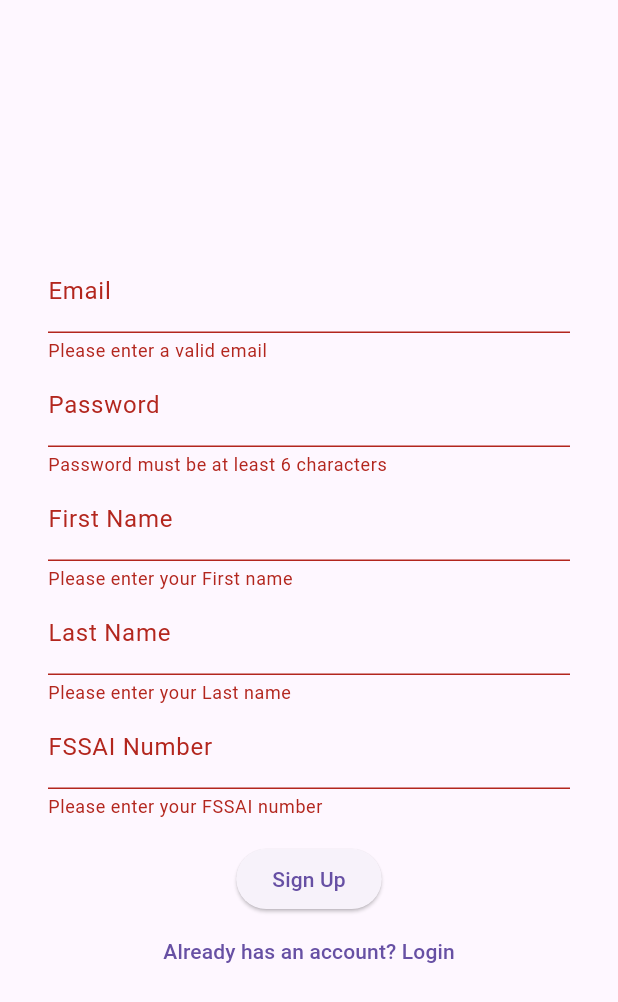
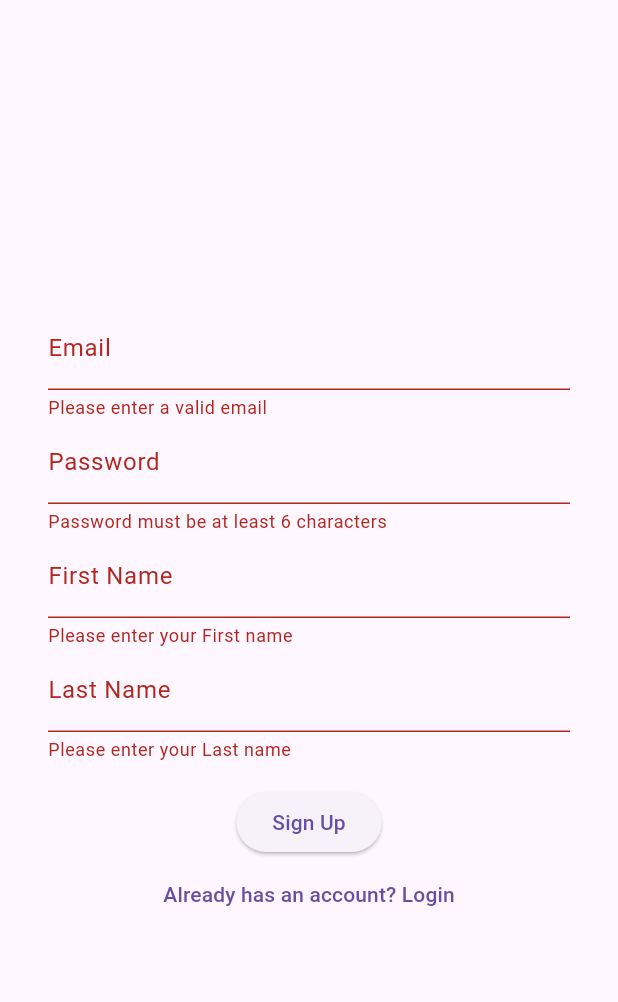
Before and after one commit to madhavbiju/Biblioteca, a Flutter app: the SignUpPage screen opened directly, after a tap on "Sign Up", on a phone screen of 412 x 824 dp. Shown: the top 1002 px of the screen. Run offline on Flutter 3.47's test engine with Material 2 defaults, Android fonts, the phone set to English and light mode, and no system bars; our stand-ins replace cloud_firestore, firebase_auth, firebase_core, fluttertoast, shared_preferences; accounts and stored records are empty.

Commit message:
Cleaned up stuff

```diff
--- a/lib/Screens/signup.dart
+++ b/lib/Screens/signup.dart
@@ -21,7 +21,6 @@ class _SignUpPageState extends State<SignUpPage> {
   final secondNameEditingController = new TextEditingController();
   final emailEditingController = new TextEditingController();
   final passwordEditingController = new TextEditingController();
-  final fssaiController = new TextEditingController();
 
   @override
   Widget build(BuildContext context) {
@@ -84,16 +83,6 @@ class _SignUpPageState extends State<SignUpPage> {
                 },
                 onSaved: (value) {
                   secondNameEditingController.text = value!;
-                },
-              ),
-              TextFormField(
-                controller: fssaiController,
-                decoration: InputDecoration(labelText: "FSSAI Number"),
-                validator: (value) {
-                  if (value!.isEmpty) {
-                    return "Please enter your FSSAI number";
-                  }
-                  return null;
                 },
               ),
               Padding(
@@ -183,7 +172,6 @@ class _SignUpPageState extends State<SignUpPage> {
     userModel.uid = user.uid;
     userModel.firstName = firstNameEditingController.text;
     userModel.secondName = secondNameEditingController.text;
-    userModel.fssai = fssaiController.text;
     userModel.isVerified = false;
 
     await firebaseFirestore
```
